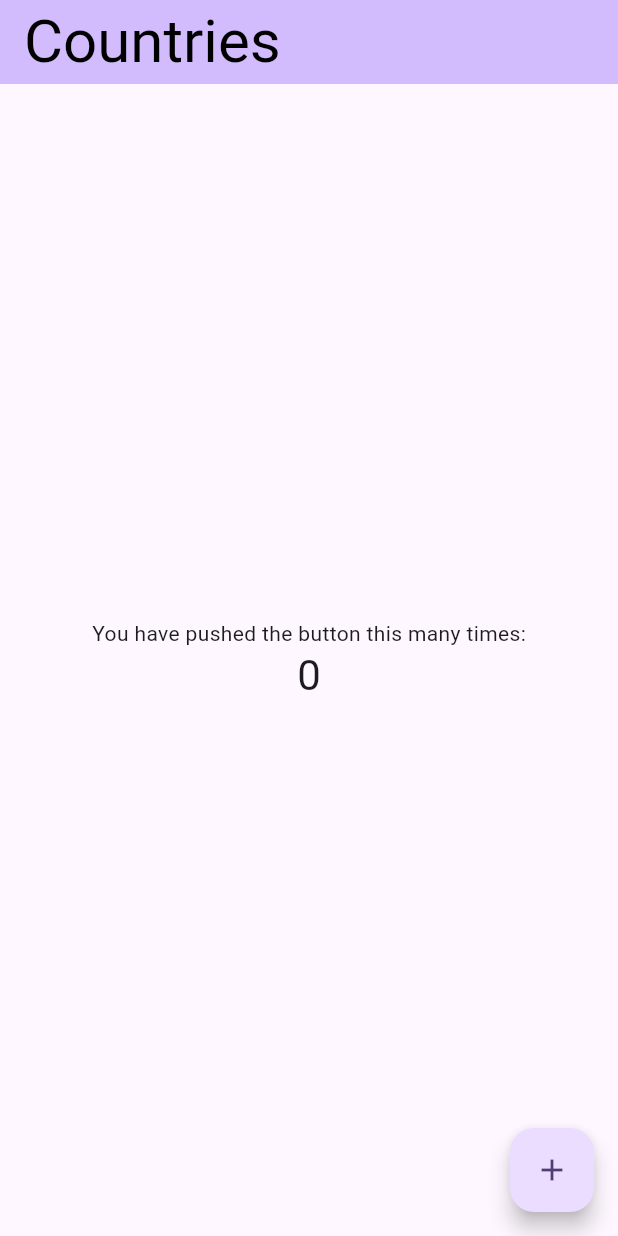
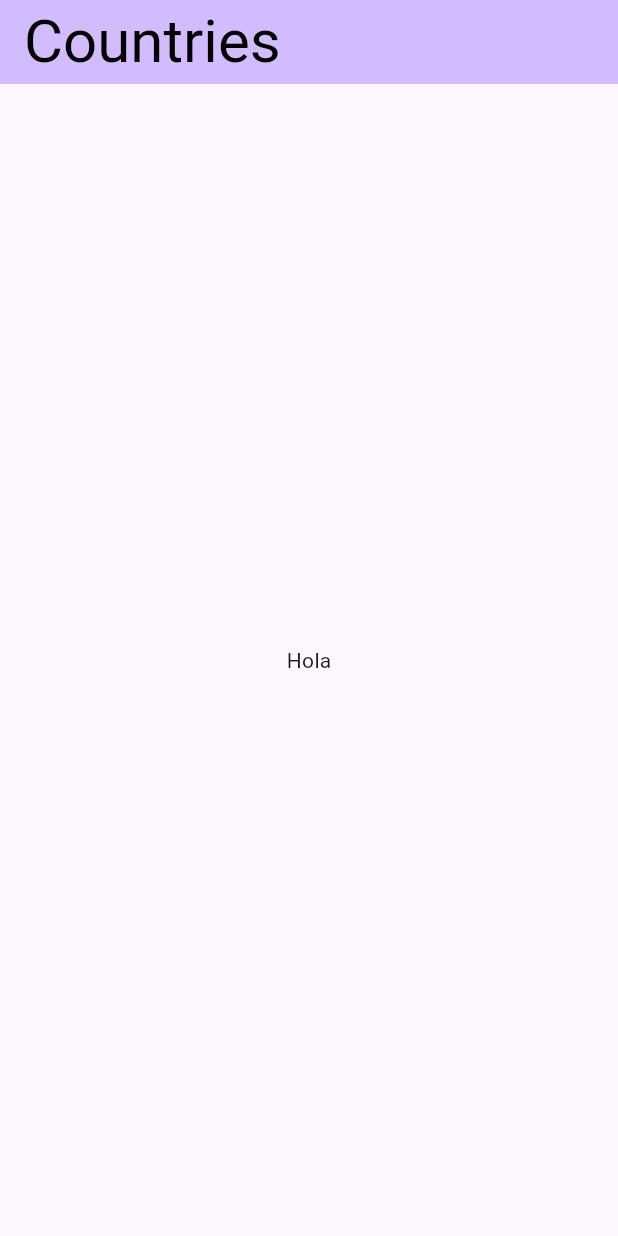
Before and after one commit to germanCAST/land-app, a Flutter app: the screen it shows after launch, on a phone screen of 412 x 824 dp. Run offline on Flutter 3.47's test engine with Material 3 defaults, Android fonts, the phone set to English and light mode, and no system bars.

Commit message:
feat: ✨ home page on pages

```diff
--- /dev/null
+++ b/lib/features/countries/presentation/pages/home_page.dart
@@ -0,0 +1,27 @@
+import 'package:flutter/cupertino.dart';
+import 'package:flutter/material.dart';
+
+class HomePage extends StatefulWidget {
+  const HomePage({super.key, required this.title});
+
+  final String title;
+
+  @override
+  State<HomePage> createState() => _HomePageState();
+}
+
+class _HomePageState extends State<HomePage> {
+  @override
+  Widget build(BuildContext context) {
+    return Scaffold(
+      appBar: AppBar(
+        backgroundColor: Theme.of(context).colorScheme.inversePrimary,
+        title: Text(widget.title),
+        titleTextStyle: TextStyle(fontSize: 40, color: Colors.black),
+      ),
+      body: Center(
+        child: Text('Hola'),
+      ),
+    );
+  }
+}
--- a/lib/main.dart
+++ b/lib/main.dart
@@ -1,4 +1,6 @@
 import 'package:flutter/material.dart';
+
+import 'features/countries/presentation/pages/home_page.dart';
 
 void main() {
   runApp(const MyApp());
@@ -16,56 +18,7 @@ class MyApp extends StatelessWidget {
         colorScheme: ColorScheme.fromSeed(seedColor: Colors.deepPurple),
         useMaterial3: true,
       ),
-      home: const MyHomePage(title: 'Countries'),
+      home: const HomePage(title: 'Countries'),
     );
   }
 }
-
-class MyHomePage extends StatefulWidget {
-  const MyHomePage({super.key, required this.title});
-
-  final String title;
-
-  @override
-  State<MyHomePage> createState() => _MyHomePageState();
-}
-
-class _MyHomePageState extends State<MyHomePage> {
-  int _counter = 0;
-
-  void _incrementCounter() {
-    setState(() {
-      _counter++;
-    });
-  }
-
-  @override
-  Widget build(BuildContext context) {
-    return Scaffold(
-      appBar: AppBar(
-        backgroundColor: Theme.of(context).colorScheme.inversePrimary,
-        title: Text(widget.title),
-        titleTextStyle: TextStyle(fontSize: 40, color: Colors.black),
-      ),
-      body: Center(
-        child: Column(
-          mainAxisAlignment: MainAxisAlignment.center,
-          children: <Widget>[
-            const Text(
-              'You have pushed the button this many times:',
-            ),
-            Text(
-              '$_counter',
-              style: Theme.of(context).textTheme.headlineMedium,
-            ),
-          ],
-        ),
-      ),
-      floatingActionButton: FloatingActionButton(
-        onPressed: _incrementCounter,
-        tooltip: 'Increment',
-        child: const Icon(Icons.add),
-      ), // This trailing comma makes auto-formatting nicer for build methods.
-    );
-  }
-}
```
